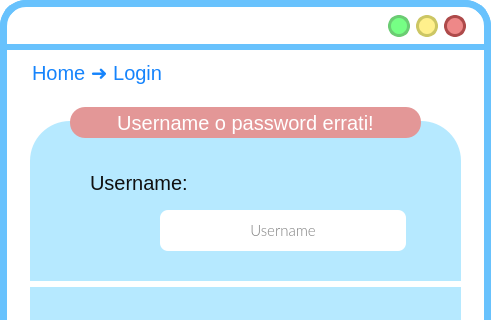
Above: frontend/ui/Login.ui from MrPio/MuseoOmero before the change; both pictures show x 0 to 491 and y 0 to 320 of the 491 by 579 pixel window. Below: the same form after it.
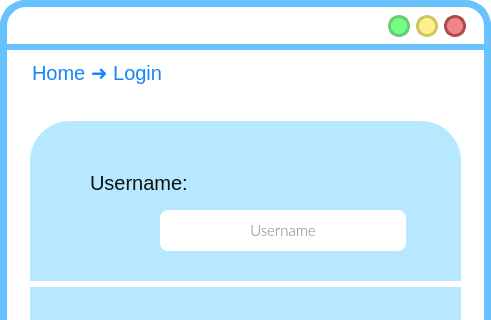
That is the form after the change. Icons and pictures are not drawn.

```diff
--- a/frontend/ui/Login.ui
+++ b/frontend/ui/Login.ui
@@ -522,35 +522,6 @@
      <string/>
     </property>
    </widget>
-   <widget class="QLabel" name="errorLabel">
-    <property name="enabled">
-     <bool>true</bool>
-    </property>
-    <property name="geometry">
-     <rect>
-      <x>70</x>
-      <y>107</y>
-      <width>351</width>
-      <height>31</height>
-     </rect>
-    </property>
-    <property name="styleSheet">
-     <string notr="true">QLabel{
-font-size: 20px;
-text-align: left;
- background-color:#e39797;
-color: #FFFFFF;
-font: 14pt &quot;Lato&quot;;
-border-radius: 15;
-}</string>
-    </property>
-    <property name="text">
-     <string>Username o password errati!</string>
-    </property>
-    <property name="alignment">
-     <set>Qt::AlignCenter</set>
-    </property>
-   </widget>
    <zorder>label</zorder>
    <zorder>riquadroAzzurro</zorder>
    <zorder>label_2</zorder>
```
Left out of the diff: 17 changed lines with no effect on the pictures.
